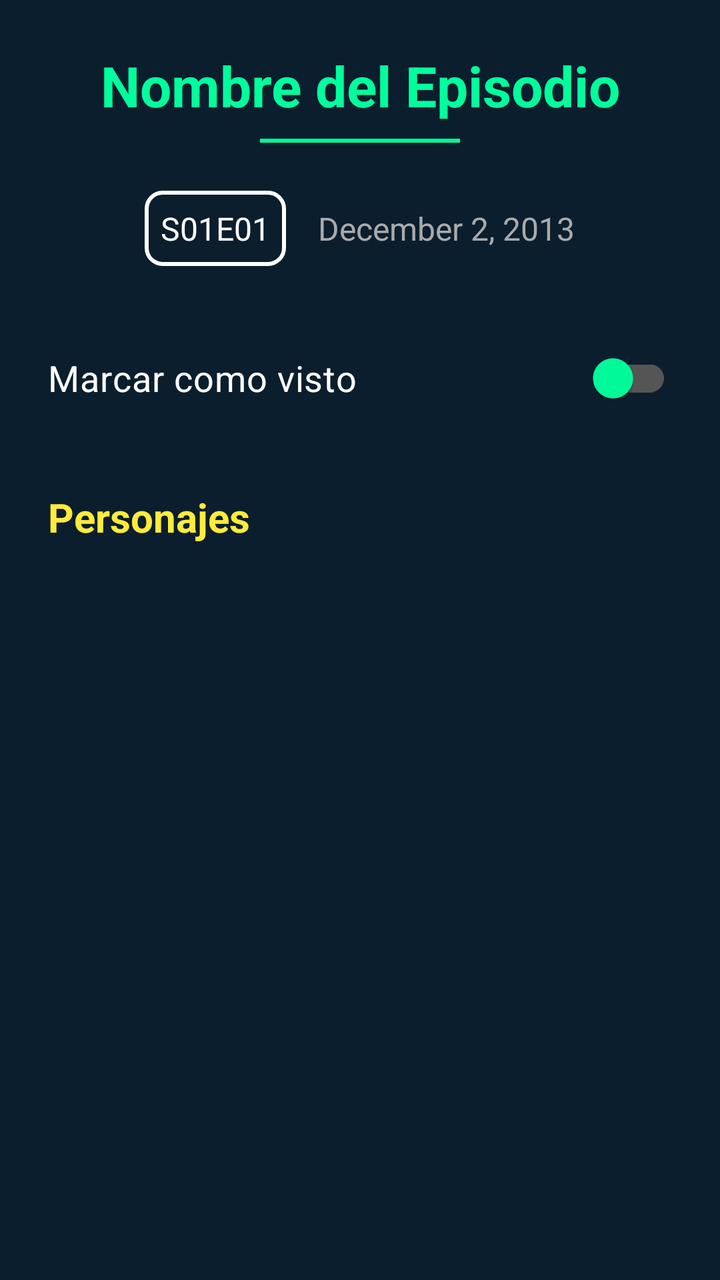
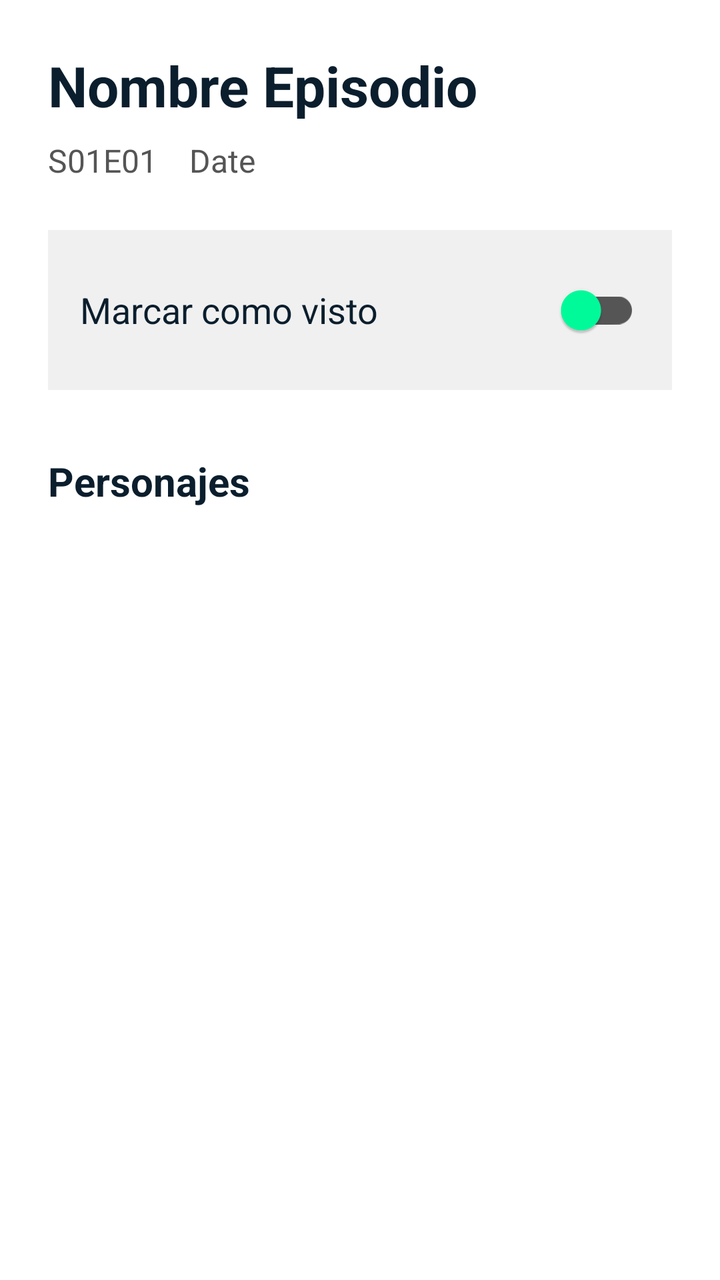

Two renders of the same Android screen: before a commit and after it. Below are the layout's source before the change and the commit's diff.
<!-- AndroidManifest.xml: application theme Theme.RickyMortyApp -->
<!-- res/layout/fragment_episode_detail.xml -->
<?xml version="1.0" encoding="utf-8"?>
<androidx.core.widget.NestedScrollView xmlns:android="http://schemas.android.com/apk/res/android"
    xmlns:app="http://schemas.android.com/apk/res-auto"
    android:layout_width="match_parent"
    android:layout_height="match_parent"
    android:background="#0B1E2D"
    android:fillViewport="true">

    <LinearLayout
        android:layout_width="match_parent"
        android:layout_height="wrap_content"
        android:orientation="vertical"
        android:padding="24dp">

        <TextView
            android:id="@+id/tvDetailName"
            android:layout_width="match_parent"
            android:layout_height="wrap_content"
            android:text="Nombre del Episodio"
            android:textColor="#00FF9C"
            android:textSize="28sp"
            android:textStyle="bold"
            android:gravity="center"
            android:layout_marginBottom="8dp"/>

        <View
            android:layout_width="100dp"
            android:layout_height="2dp"
            android:background="#00FF9C"
            android:layout_gravity="center"
            android:layout_marginBottom="24dp"/>

        <LinearLayout
            android:layout_width="match_parent"
            android:layout_height="wrap_content"
            android:orientation="horizontal"
            android:gravity="center"
            android:layout_marginBottom="32dp">

            <TextView
                android:id="@+id/tvDetailCode"
                android:layout_width="wrap_content"
                android:layout_height="wrap_content"
                android:text="S01E01"
                android:textColor="#FFFFFF"
                android:background="@drawable/bg_rounded_border"
                android:padding="8dp"
                android:textSize="16sp"/>
            <TextView
                android:id="@+id/tvDetailDate"
                android:layout_width="wrap_content"
                android:layout_height="wrap_content"
                android:text="December 2, 2013"
                android:textColor="#AAAAAA"
                android:textSize="16sp"
                android:layout_marginStart="16dp"/>
        </LinearLayout>

        <com.google.android.material.switchmaterial.SwitchMaterial
            android:id="@+id/switchViewed"
            android:layout_width="match_parent"
            android:layout_height="wrap_content"
            android:text="Marcar como visto"
            android:textColor="#FFFFFF"
            android:textSize="18sp"
            android:checked="false"
            app:thumbTint="#00FF9C"
            app:trackTint="#555555"
            android:layout_marginBottom="32dp"/>

        <TextView
            android:layout_width="match_parent"
            android:layout_height="wrap_content"
            android:text="Personajes"
            android:textColor="#FFEB3B"
            android:textSize="20sp"
            android:textStyle="bold"
            android:layout_marginBottom="16dp"/>

        <androidx.recyclerview.widget.RecyclerView
            android:id="@+id/rvCharacters"
            android:layout_width="match_parent"
            android:layout_height="wrap_content"
            android:nestedScrollingEnabled="false"/>
    </LinearLayout>
</androidx.core.widget.NestedScrollView>
<!-- resources referenced by this layout -->
<resources>
  <!-- drawable bg_rounded_border (drawable) -->
  <?xml version="1.0" encoding="utf-8"?>
  <shape xmlns:android="http://schemas.android.com/apk/res/android">
      <solid android:color="@android:color/transparent"/>
  
      <stroke
          android:width="2dp"
          android:color="#FFFFFF"/>
  
      <corners android:radius="8dp"/>
  </shape>
  <style name="Theme.RickyMortyApp" parent="Base.Theme.RickyMortyApp" />
  <style name="Base.Theme.RickyMortyApp" parent="Theme.Material3.DayNight.NoActionBar">
          
          
      </style>
</resources>

<!-- the commit's change to res/layout/fragment_episode_detail.xml (unified diff, before → after) -->
@@ -1,10 +1,9 @@
 <?xml version="1.0" encoding="utf-8"?>
-<androidx.core.widget.NestedScrollView xmlns:android="http://schemas.android.com/apk/res/android"
+<ScrollView xmlns:android="http://schemas.android.com/apk/res/android"
     xmlns:app="http://schemas.android.com/apk/res-auto"
     android:layout_width="match_parent"
     android:layout_height="match_parent"
-    android:background="#0B1E2D"
-    android:fillViewport="true">
+    android:background="@color/app_background">
 
     <LinearLayout
         android:layout_width="match_parent"
@@ -16,63 +15,65 @@
             android:id="@+id/tvDetailName"
             android:layout_width="match_parent"
             android:layout_height="wrap_content"
-            android:text="Nombre del Episodio"
-            android:textColor="#00FF9C"
+            android:text="Nombre Episodio"
+            android:textColor="@color/primary_text"
             android:textSize="28sp"
             android:textStyle="bold"
-            android:gravity="center"
             android:layout_marginBottom="8dp"/>
-
-        <View
-            android:layout_width="100dp"
-            android:layout_height="2dp"
-            android:background="#00FF9C"
-            android:layout_gravity="center"
-            android:layout_marginBottom="24dp"/>
 
         <LinearLayout
             android:layout_width="match_parent"
             android:layout_height="wrap_content"
             android:orientation="horizontal"
-            android:gravity="center"
-            android:layout_marginBottom="32dp">
+            android:layout_marginBottom="24dp">
 
             <TextView
                 android:id="@+id/tvDetailCode"
                 android:layout_width="wrap_content"
                 android:layout_height="wrap_content"
                 android:text="S01E01"
-                android:textColor="#FFFFFF"
-                android:background="@drawable/bg_rounded_border"
-                android:padding="8dp"
-                android:textSize="16sp"/>
+                android:textColor="@color/secondary_text"
+                android:textSize="16sp"
+                android:layout_marginEnd="16dp"/>
+
             <TextView
                 android:id="@+id/tvDetailDate"
                 android:layout_width="wrap_content"
                 android:layout_height="wrap_content"
-                android:text="December 2, 2013"
-                android:textColor="#AAAAAA"
-                android:textSize="16sp"
-                android:layout_marginStart="16dp"/>
+                android:text="Date"
+                android:textColor="@color/secondary_text"
+                android:textSize="16sp"/>
         </LinearLayout>
 
-        <com.google.android.material.switchmaterial.SwitchMaterial
-            android:id="@+id/switchViewed"
+        <LinearLayout
             android:layout_width="match_parent"
             android:layout_height="wrap_content"
-            android:text="Marcar como visto"
-            android:textColor="#FFFFFF"
-            android:textSize="18sp"
-            android:checked="false"
-            app:thumbTint="#00FF9C"
-            app:trackTint="#555555"
-            android:layout_marginBottom="32dp"/>
+            android:orientation="horizontal"
+            android:gravity="center_vertical"
+            android:background="@color/card_background"
+            android:padding="16dp"
+            android:layout_marginBottom="32dp">
+            <TextView
+                android:layout_width="0dp"
+                android:layout_height="wrap_content"
+                android:layout_weight="1"
+                android:text="@string/detail_mark_viewed"
+                android:textColor="@color/primary_text"
+                android:textSize="18sp"/>
+
+            <com.google.android.material.switchmaterial.SwitchMaterial
+                android:id="@+id/switchViewed"
+                android:layout_width="wrap_content"
+                android:layout_height="wrap_content"
+                app:thumbTint="@color/rick_green"
+                app:trackTint="@color/secondary_text"/>
+        </LinearLayout>
 
         <TextView
-            android:layout_width="match_parent"
+            android:layout_width="wrap_content"
             android:layout_height="wrap_content"
-            android:text="Personajes"
-            android:textColor="#FFEB3B"
+            android:text="@string/detail_characters"
+            android:textColor="@color/primary_text"
             android:textSize="20sp"
             android:textStyle="bold"
             android:layout_marginBottom="16dp"/>
@@ -82,5 +83,6 @@
             android:layout_width="match_parent"
             android:layout_height="wrap_content"
             android:nestedScrollingEnabled="false"/>
+
     </LinearLayout>
-</androidx.core.widget.NestedScrollView>
+</ScrollView>
<!-- resource entries referenced after the edit -->
@@ -1,20 +1,20 @@
 <!-- resources referenced by this layout -->
 <resources>
-  <!-- drawable bg_rounded_border (drawable) -->
-  <?xml version="1.0" encoding="utf-8"?>
-  <shape xmlns:android="http://schemas.android.com/apk/res/android">
-      <solid android:color="@android:color/transparent"/>
+  <color name="app_background">#FFFFFF</color>
+  <color name="card_background">#F0F0F0</color>
+  <color name="primary_text">#0B1E2D</color>
+  <color name="rick_green">#00FF9C</color>
+  <color name="secondary_text">#555555</color>
+  <string name="detail_characters">Personajes</string>
+  <string name="detail_mark_viewed">Marcar como visto</string>
+  <style name="Theme.RickyMortyApp" parent="Theme.MaterialComponents.DayNight.NoActionBar">
+          <item name="colorPrimary">@color/rick_blue</item>
+          <item name="colorPrimaryVariant">@color/black</item>
+          <item name="colorOnPrimary">@color/rick_green</item>
   
-      <stroke
-          android:width="2dp"
-          android:color="#FFFFFF"/>
-  
-      <corners android:radius="8dp"/>
-  </shape>
-  <style name="Theme.RickyMortyApp" parent="Base.Theme.RickyMortyApp" />
-  <style name="Base.Theme.RickyMortyApp" parent="Theme.Material3.DayNight.NoActionBar">
-          
-          
+          <item name="android:statusBarColor">?attr/colorPrimaryVariant</item>
       </style>
+  <color name="rick_blue">#0B1E2D</color>
+  <color name="black">#000000</color>
 </resources>
 
